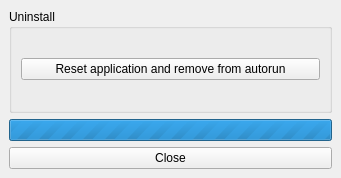
This is qtdesigner/SettingsWindow.ui in rzarajczyk/family-rules-client as Qt 5 draws it before an edit. The edited form follows.
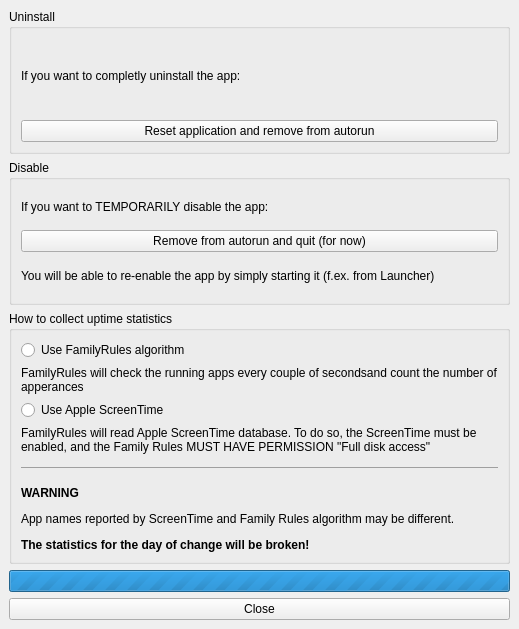
This is the edited form.

Patch:
```diff
--- a/qtdesigner/SettingsWindow.ui
+++ b/qtdesigner/SettingsWindow.ui
@@ -6,8 +6,8 @@
    <rect>
     <x>0</x>
     <y>0</y>
-    <width>341</width>
-    <height>178</height>
+    <width>519</width>
+    <height>629</height>
    </rect>
   </property>
   <property name="windowTitle">
@@ -21,6 +21,16 @@
        <string>Uninstall</string>
       </property>
       <layout class="QVBoxLayout" name="verticalLayout_2">
+       <item>
+        <widget class="QLabel" name="label_4">
+         <property name="text">
+          <string>If you want to completly uninstall the app:</string>
+         </property>
+         <property name="wordWrap">
+          <bool>true</bool>
+         </property>
+        </widget>
+       </item>
        <item>
         <widget class="QPushButton" name="resetButton">
          <property name="text">
@@ -31,6 +41,101 @@
       </layout>
      </widget>
     </item>
+    <item>
+     <widget class="QGroupBox" name="groupBox_3">
+      <property name="title">
+       <string>Disable</string>
+      </property>
+      <layout class="QVBoxLayout" name="verticalLayout_4">
+       <item>
+        <widget class="QLabel" name="label_5">
+         <property name="text">
+          <string>If you want to TEMPORARILY disable the app:</string>
+         </property>
+         <property name="wordWrap">
+          <bool>true</bool>
+         </property>
+        </widget>
+       </item>
+       <item>
+        <widget class="QPushButton" name="disableButton">
+         <property name="text">
+          <string>Remove from autorun and quit (for now)</string>
+         </property>
+        </widget>
+       </item>
+       <item>
+        <widget class="QLabel" name="label_6">
+         <property name="text">
+          <string>You will be able to re-enable the app by simply starting it (f.ex. from Launcher)</string>
+         </property>
+         <property name="wordWrap">
+          <bool>true</bool>
+         </property>
+        </widget>
+       </item>
+      </layout>
+     </widget>
+    </item>
+    <item>
+     <widget class="QGroupBox" name="groupBox_2">
+      <property name="title">
+       <string>How to collect uptime statistics</string>
+      </property>
+      <layout class="QVBoxLayout" name="verticalLayout_3">
+       <item>
+        <widget class="QRadioButton" name="uptimeMethodPs">
+         <property name="text">
+          <string>Use FamilyRules algorithm</string>
+         </property>
+         <attribute name="buttonGroup">
+          <string notr="true">buttonGroup</string>
+         </attribute>
+        </widget>
+       </item>
+       <item>
+        <widget class="QLabel" name="label">
+         <property name="text">
+          <string>FamilyRules will check the running apps every couple of secondsand count the number of apperances</string>
+         </property>
+         <property name="wordWrap">
+          <bool>true</bool>
+         </property>
+        </widget>
+       </item>
+       <item>
+        <widget class="QRadioButton" name="uptimeMethodApple">
+         <property name="text">
+          <string>Use Apple ScreenTime</string>
+         </property>
+         <attribute name="buttonGroup">
+          <string notr="true">buttonGroup</string>
+         </attribute>
+        </widget>
+       </item>
+       <item>
+        <widget class="QLabel" name="label_2">
+         <property name="text">
+          <string>FamilyRules will read Apple ScreenTime database. To do so, the ScreenTime must be enabled, and the Family Rules MUST HAVE PERMISSION &quot;Full disk access&quot;</string>
+         </property>
+         <property name="wordWrap">
+          <bool>true</bool>
+         </property>
+        </widget>
+       </item>
+       <item>
+        <widget class="QLabel" name="label_3">
+         <property name="text">
+          <string>&lt;html&gt;&lt;head/&gt;&lt;body&gt;&lt;hr/&gt;&lt;p&gt;&lt;span style=&quot; font-weight:700;&quot;&gt;WARNING&lt;/span&gt;&lt;/p&gt;&lt;p&gt;App names reported by ScreenTime and Family Rules algorithm may be different.&lt;/p&gt;&lt;p&gt;&lt;span style=&quot; font-weight:700;&quot;&gt;The statistics for the day of change will be broken! &lt;/span&gt;&lt;/p&gt;&lt;/body&gt;&lt;/html&gt;</string>
+         </property>
+         <property name="wordWrap">
+          <bool>true</bool>
+         </property>
+        </widget>
+       </item>
+      </layout>
+     </widget>
+    </item>
     <item>
      <widget class="QProgressBar" name="progressBar">
       <property name="maximum">
```
Left out of the diff: 3 changed lines with no effect on the pictures.
